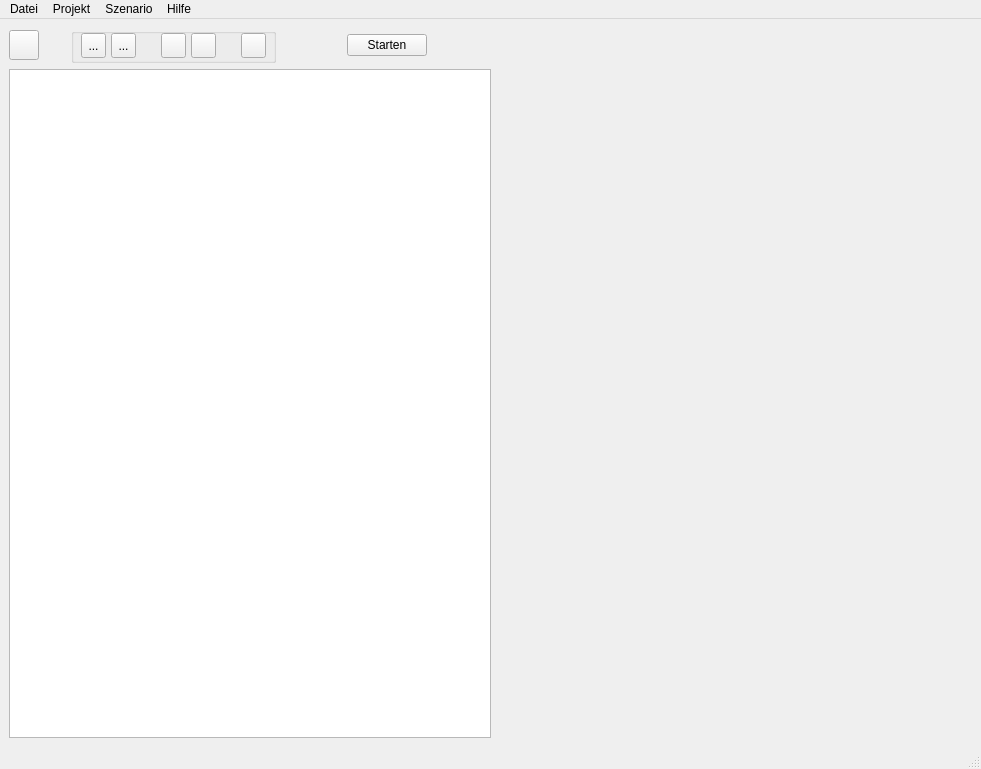
ChrFr/gui_vm, file src/gui_vm/view/qt_designed/main_window.ui: the form before one commit.
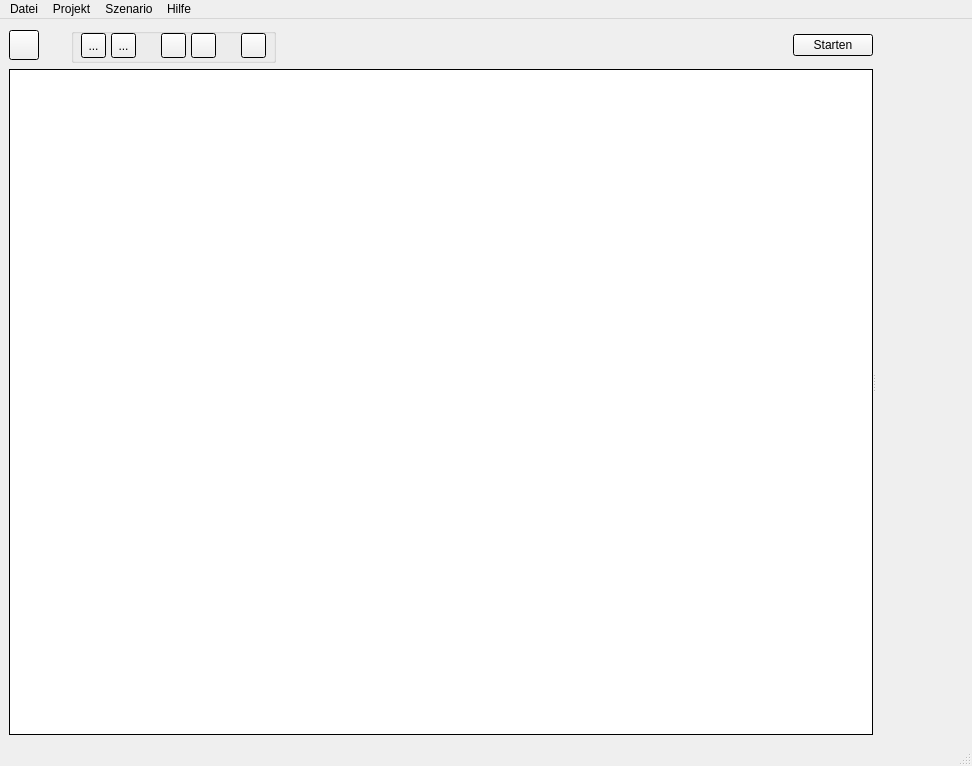
The form after the commit. Icons and pictures are not drawn.

Commit message: changed layout of main window (splitter added)

Patch:
```diff
--- a/src/gui_vm/view/qt_designed/main_window.ui
+++ b/src/gui_vm/view/qt_designed/main_window.ui
@@ -6,18 +6,103 @@
    <rect>
     <x>0</x>
     <y>0</y>
-    <width>981</width>
-    <height>769</height>
+    <width>972</width>
+    <height>766</height>
    </rect>
   </property>
   <property name="windowTitle">
    <string>MainWindow</string>
   </property>
   <widget class="QWidget" name="centralwidget">
-   <layout class="QHBoxLayout" name="horizontalLayout">
-    <item>
-     <layout class="QHBoxLayout" name="horizontalLayout_2">
-      <item>
+   <layout class="QGridLayout" name="gridLayout">
+    <item row="0" column="0">
+     <widget class="QSplitter" name="splitter">
+      <property name="sizePolicy">
+       <sizepolicy hsizetype="Expanding" vsizetype="Expanding">
+        <horstretch>0</horstretch>
+        <verstretch>0</verstretch>
+       </sizepolicy>
+      </property>
+      <property name="palette">
+       <palette>
+        <active>
+         <colorrole role="Base">
+          <brush brushstyle="SolidPattern">
+           <color alpha="255">
+            <red>255</red>
+            <green>255</green>
+            <blue>255</blue>
+           </color>
+          </brush>
+         </colorrole>
+         <colorrole role="Window">
+          <brush brushstyle="SolidPattern">
+           <color alpha="255">
+            <red>255</red>
+            <green>170</green>
+            <blue>0</blue>
+           </color>
+          </brush>
+         </colorrole>
+        </active>
+        <inactive>
+         <colorrole role="Base">
+          <brush brushstyle="SolidPattern">
+           <color alpha="255">
+            <red>255</red>
+            <green>255</green>
+            <blue>255</blue>
+           </color>
+          </brush>
+         </colorrole>
+         <colorrole role="Window">
+          <brush brushstyle="SolidPattern">
+           <color alpha="255">
+            <red>0</red>
+            <green>0</green>
+            <blue>0</blue>
+           </color>
+          </brush>
+         </colorrole>
+        </inactive>
+        <disabled>
+         <colorrole role="Base">
+          <brush brushstyle="SolidPattern">
+           <color alpha="255">
+            <red>0</red>
+            <green>0</green>
+            <blue>0</blue>
+           </color>
+          </brush>
+         </colorrole>
+         <colorrole role="Window">
+          <brush brushstyle="SolidPattern">
+           <color alpha="255">
+            <red>0</red>
+            <green>0</green>
+            <blue>0</blue>
+           </color>
+          </brush>
+         </colorrole>
+        </disabled>
+       </palette>
+      </property>
+      <property name="frameShape">
+       <enum>QFrame::NoFrame</enum>
+      </property>
+      <property name="frameShadow">
+       <enum>QFrame::Plain</enum>
+      </property>
+      <property name="midLineWidth">
+       <number>2</number>
+      </property>
+      <property name="orientation">
+       <enum>Qt::Horizontal</enum>
+      </property>
+      <property name="handleWidth">
+       <number>2</number>
+      </property>
+      <widget class="QWidget" name="">
        <layout class="QVBoxLayout" name="verticalLayout">
         <item>
          <layout class="QGridLayout" name="gridLayout_4">
@@ -251,19 +336,6 @@
             </widget>
            </widget>
           </item>
-          <item row="0" column="10">
-           <spacer name="horizontalSpacer">
-            <property name="orientation">
-             <enum>Qt::Horizontal</enum>
-            </property>
-            <property name="sizeHint" stdset="0">
-             <size>
-              <width>40</width>
-              <height>20</height>
-             </size>
-            </property>
-           </spacer>
-          </item>
          </layout>
         </item>
         <item>
@@ -280,8 +352,8 @@
          </widget>
         </item>
        </layout>
-      </item>
-      <item>
+      </widget>
+      <widget class="QWidget" name="">
        <layout class="QVBoxLayout" name="details_layout">
         <item>
          <spacer name="horizontalSpacer_2">
@@ -297,8 +369,8 @@
          </spacer>
         </item>
        </layout>
-      </item>
-     </layout>
+      </widget>
+     </widget>
     </item>
    </layout>
   </widget>
@@ -307,7 +379,7 @@
     <rect>
      <x>0</x>
      <y>0</y>
-     <width>981</width>
+     <width>972</width>
      <height>21</height>
     </rect>
    </property>
```
Left out of the diff: 30 changed lines with no effect on the pictures. The commit also changes 2 other files.
